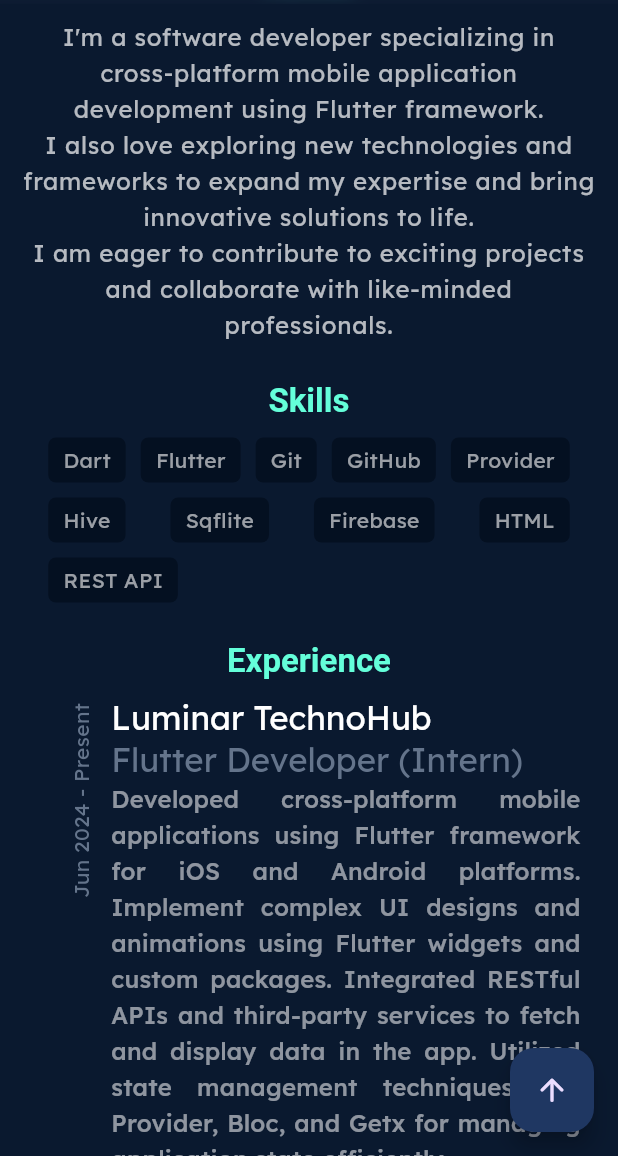
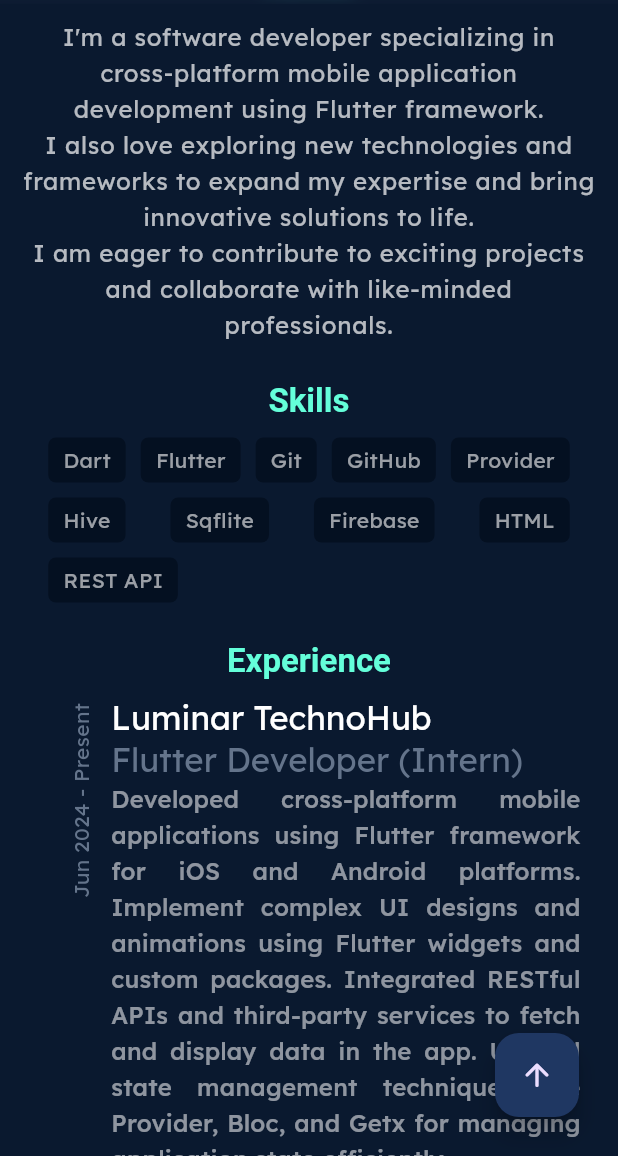
Before and after one commit to antonyaiwin/antonyaiwin.github.io, a Flutter app: the screen it shows after launch, scrolled down 576 dp, on a phone screen of 412 x 824 dp, the part 80-1236 px from its top. Run offline on Flutter 3.47's test engine with Material 3 defaults, Android fonts, the phone set to English and light mode, and no system bars; our stand-ins replace carousel_slider, email_validator, eva_icons_flutter, google_fonts, ionicons; Roboto replaces fonts that are missing (Asar).

Commit message:
fixed mouse region not respecting offset translate : by wrapping in a padding widget with max offset delta value as padding

```diff
--- a/lib/view/home_screen/components/home_screen_back_to_top_floating_button.dart
+++ b/lib/view/home_screen/components/home_screen_back_to_top_floating_button.dart
@@ -16,8 +16,10 @@ class HomeScreenBackToTopFloatingButton extends StatelessWidget {
       builder: (BuildContext context, value, Widget? child) {
         return AnimatedScale(
           scale: value.showBackToTop ? 1 : 0,
-          // offset: Offset(0, value.showBackToTop ? 0 : 3),
+          curve: Curves.easeInOut,
           duration: const Duration(milliseconds: 200),
+          child: Padding(
+            padding: const EdgeInsets.all(10.0),
             child: FloatingActionButton(
               onPressed: () {
                 context.read<HomeScreenController>().scrollController.animateTo(
@@ -33,6 +35,7 @@ class HomeScreenBackToTopFloatingButton extends StatelessWidget {
                 Icons.arrow_upward_rounded,
               ),
             ).hover,
+          ),
         );
       },
     );
```
Lines whose indentation alone changed are shown as unchanged.
